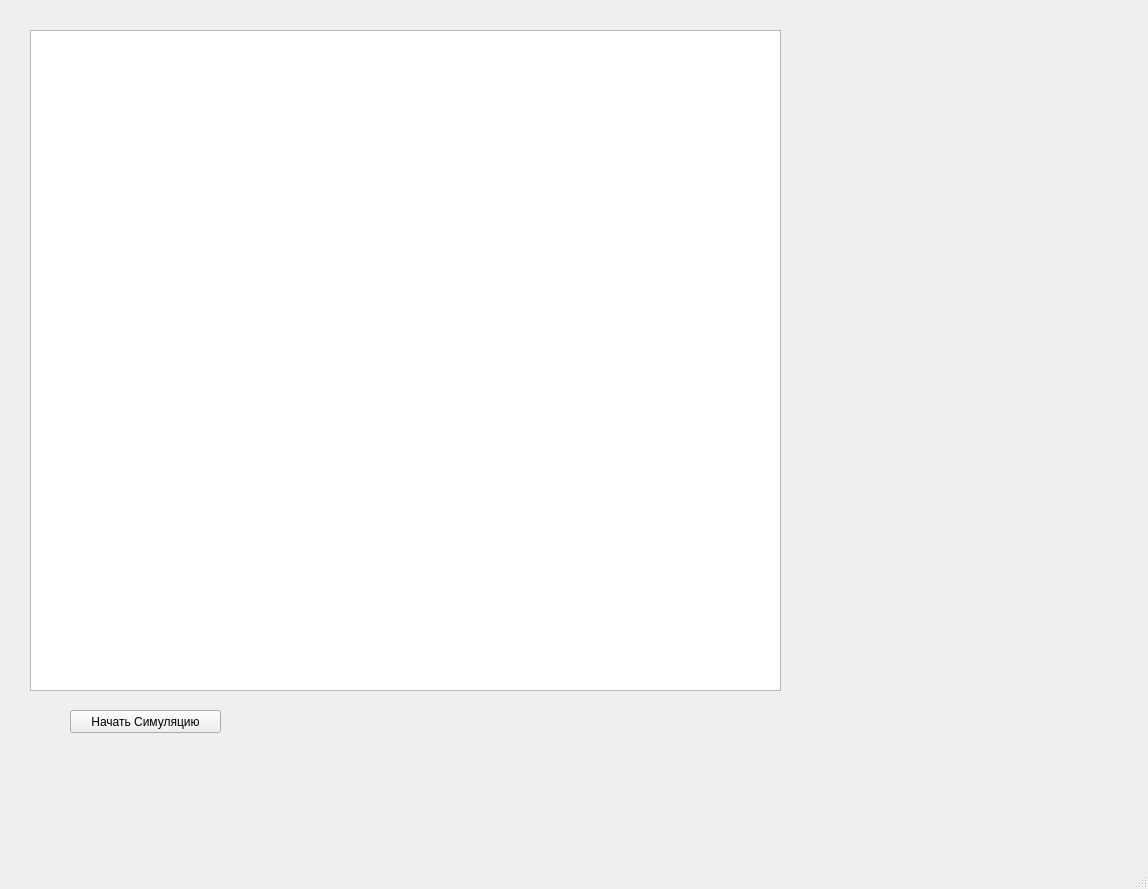
Above: graphical_shell/ui.ui from Cagese/booleanElevator before the change. Below: the same form after it.
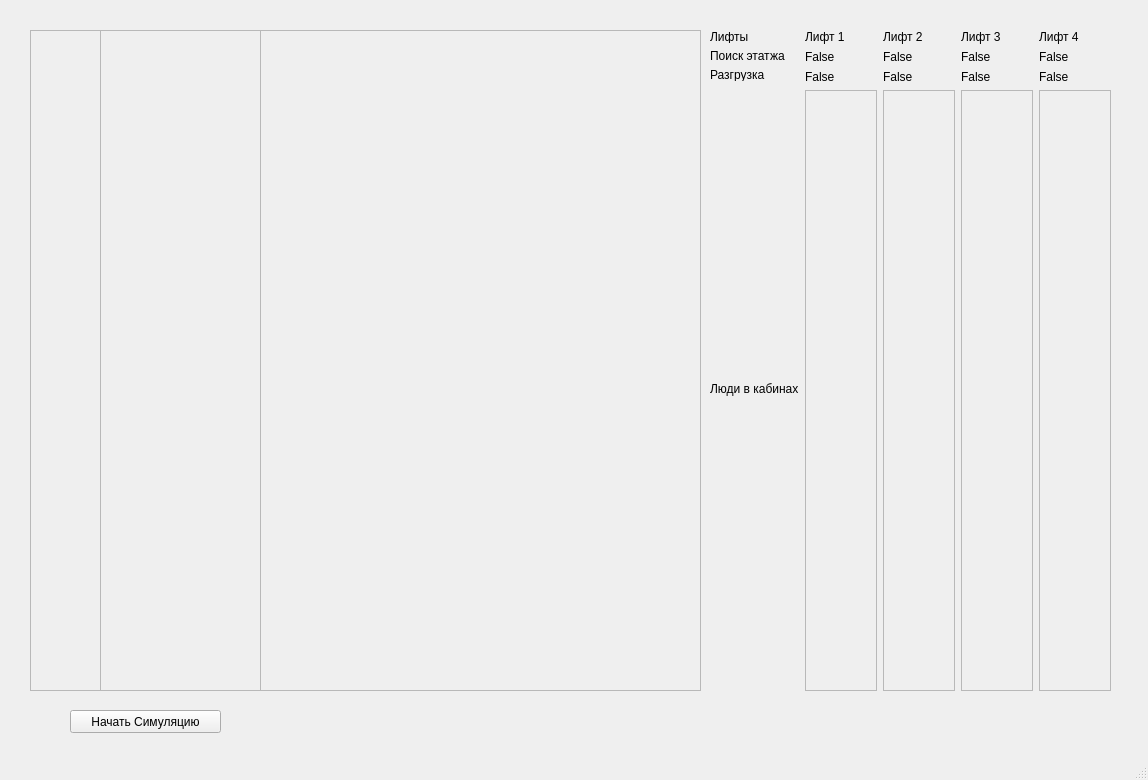
That is the form after the change.

```diff
--- a/graphical_shell/ui.ui
+++ b/graphical_shell/ui.ui
@@ -7,28 +7,52 @@
     <x>0</x>
     <y>0</y>
     <width>1148</width>
-    <height>889</height>
+    <height>780</height>
    </rect>
   </property>
+  <property name="minimumSize">
+   <size>
+    <width>1148</width>
+    <height>780</height>
+   </size>
+  </property>
+  <property name="maximumSize">
+   <size>
+    <width>1148</width>
+    <height>780</height>
+   </size>
+  </property>
   <property name="windowTitle">
    <string>MainWindow</string>
   </property>
   <widget class="QWidget" name="centralwidget">
-   <widget class="QTextBrowser" name="outputWidget">
+   <widget class="QTextBrowser" name="levels_widget">
+    <property name="enabled">
+     <bool>false</bool>
+    </property>
     <property name="geometry">
      <rect>
       <x>30</x>
       <y>30</y>
-      <width>751</width>
+      <width>71</width>
       <height>661</height>
      </rect>
     </property>
+    <property name="font">
+     <font>
+      <weight>75</weight>
+      <bold>true</bold>
+     </font>
+    </property>
     <property name="mouseTracking">
      <bool>false</bool>
     </property>
     <property name="focusPolicy">
      <enum>Qt::NoFocus</enum>
     </property>
+    <property name="autoFillBackground">
+     <bool>false</bool>
+    </property>
    </widget>
    <widget class="QPushButton" name="controlButton">
     <property name="geometry">
@@ -43,6 +67,284 @@
      <string>Начать Симуляцию</string>
     </property>
    </widget>
+   <widget class="QTextBrowser" name="elevators_widget">
+    <property name="enabled">
+     <bool>false</bool>
+    </property>
+    <property name="geometry">
+     <rect>
+      <x>100</x>
+      <y>30</y>
+      <width>161</width>
+      <height>661</height>
+     </rect>
+    </property>
+    <property name="font">
+     <font>
+      <weight>75</weight>
+      <bold>true</bold>
+     </font>
+    </property>
+    <property name="mouseTracking">
+     <bool>true</bool>
+    </property>
+    <property name="focusPolicy">
+     <enum>Qt::NoFocus</enum>
+    </property>
+    <property name="autoFillBackground">
+     <bool>false</bool>
+    </property>
+   </widget>
+   <widget class="QTextBrowser" name="peoples_widgets">
+    <property name="enabled">
+     <bool>false</bool>
+    </property>
+    <property name="geometry">
+     <rect>
+      <x>260</x>
+      <y>30</y>
+      <width>441</width>
+      <height>661</height>
+     </rect>
+    </property>
+    <property name="font">
+     <font>
+      <weight>75</weight>
+      <bold>true</bold>
+     </font>
+    </property>
+    <property name="mouseTracking">
+     <bool>true</bool>
+    </property>
+    <property name="focusPolicy">
+     <enum>Qt::NoFocus</enum>
+    </property>
+    <property name="autoFillBackground">
+     <bool>false</bool>
+    </property>
+   </widget>
+   <widget class="QWidget" name="layoutWidget">
+    <property name="geometry">
+     <rect>
+      <x>710</x>
+      <y>30</y>
+      <width>401</width>
+      <height>661</height>
+     </rect>
+    </property>
+    <layout class="QHBoxLayout" name="horizontalLayout_5">
+     <item>
+      <layout class="QVBoxLayout" name="verticalLayout_3">
+       <item>
+        <widget class="QLabel" name="label_14">
+         <property name="maximumSize">
+          <size>
+           <width>16777215</width>
+           <height>13</height>
+          </size>
+         </property>
+         <property name="text">
+          <string>Лифты</string>
+         </property>
+        </widget>
+       </item>
+       <item>
+        <widget class="QLabel" name="searching">
+         <property name="maximumSize">
+          <size>
+           <width>16777215</width>
+           <height>13</height>
+          </size>
+         </property>
+         <property name="text">
+          <string>Поиск этатжа</string>
+         </property>
+        </widget>
+       </item>
+       <item>
+        <widget class="QLabel" name="departure">
+         <property name="maximumSize">
+          <size>
+           <width>16777215</width>
+           <height>13</height>
+          </size>
+         </property>
+         <property name="text">
+          <string>Разгрузка</string>
+         </property>
+        </widget>
+       </item>
+       <item>
+        <widget class="QLabel" name="label_9">
+         <property name="text">
+          <string>Люди в кабинах</string>
+         </property>
+        </widget>
+       </item>
+      </layout>
+     </item>
+     <item>
+      <layout class="QVBoxLayout" name="verticalLayout_2">
+       <item>
+        <layout class="QHBoxLayout" name="horizontalLayout_4">
+         <item>
+          <widget class="QLabel" name="lift1name">
+           <property name="text">
+            <string>Лифт 1</string>
+           </property>
+          </widget>
+         </item>
+         <item>
+          <widget class="QLabel" name="lift2name">
+           <property name="text">
+            <string>Лифт 2</string>
+           </property>
+          </widget>
+         </item>
+         <item>
+          <widget class="QLabel" name="lift3name">
+           <property name="text">
+            <string>Лифт 3</string>
+           </property>
+          </widget>
+         </item>
+         <item>
+          <widget class="QLabel" name="lift4name">
+           <property name="text">
+            <string>Лифт 4</string>
+           </property>
+          </widget>
+         </item>
+        </layout>
+       </item>
+       <item>
+        <layout class="QVBoxLayout" name="verticalLayout">
+         <item>
+          <layout class="QHBoxLayout" name="horizontalLayout">
+           <item>
+            <widget class="QLabel" name="searching1">
+             <property name="text">
+              <string>False</string>
+             </property>
+            </widget>
+           </item>
+           <item>
+            <widget class="QLabel" name="searching2">
+             <property name="text">
+              <string>False</string>
+             </property>
+            </widget>
+           </item>
+           <item>
+            <widget class="QLabel" name="searching3">
+             <property name="text">
+              <string>False</string>
+             </property>
+            </widget>
+           </item>
+           <item>
+            <widget class="QLabel" name="searching4">
+             <property name="text">
+              <string>False</string>
+             </property>
+            </widget>
+           </item>
+          </layout>
+         </item>
+         <item>
+          <layout class="QHBoxLayout" name="horizontalLayout_2">
+           <item>
+            <widget class="QLabel" name="departure1">
+             <property name="text">
+              <string>False</string>
+             </property>
+            </widget>
+           </item>
+           <item>
+            <widget class="QLabel" name="departure2">
+             <property name="text">
+              <string>False</string>
+             </property>
+            </widget>
+           </item>
+           <item>
+            <widget class="QLabel" name="departure3">
+             <property name="text">
+              <string>False</string>
+             </property>
+            </widget>
+           </item>
+           <item>
+            <widget class="QLabel" name="departure4">
+             <property name="text">
+              <string>False</string>
+             </property>
+            </widget>
+           </item>
+          </layout>
+         </item>
+         <item>
+          <layout class="QHBoxLayout" name="horizontalLayout_3">
+           <item>
+            <widget class="QTextBrowser" name="people1">
+             <property name="enabled">
+              <bool>false</bool>
+             </property>
+             <property name="font">
+              <font>
+               <weight>75</weight>
+               <bold>true</bold>
+              </font>
+             </property>
+            </widget>
+           </item>
+           <item>
+            <widget class="QTextBrowser" name="people3">
+             <property name="enabled">
+              <bool>false</bool>
+             </property>
+             <property name="font">
+              <font>
+               <weight>75</weight>
+               <bold>true</bold>
+              </font>
+             </property>
+            </widget>
+           </item>
+           <item>
+            <widget class="QTextBrowser" name="people4">
+             <property name="enabled">
+              <bool>false</bool>
+             </property>
+             <property name="font">
+              <font>
+               <weight>75</weight>
+               <bold>true</bold>
+              </font>
+             </property>
+            </widget>
+           </item>
+           <item>
+            <widget class="QTextBrowser" name="people2">
+             <property name="enabled">
+              <bool>false</bool>
+             </property>
+             <property name="font">
+              <font>
+               <weight>75</weight>
+               <bold>true</bold>
+              </font>
+             </property>
+            </widget>
+           </item>
+          </layout>
+         </item>
+        </layout>
+       </item>
+      </layout>
+     </item>
+    </layout>
+   </widget>
   </widget>
   <widget class="QMenuBar" name="menubar">
    <property name="geometry">
```
Left out of the diff: 8 changed lines with no effect on the pictures.
